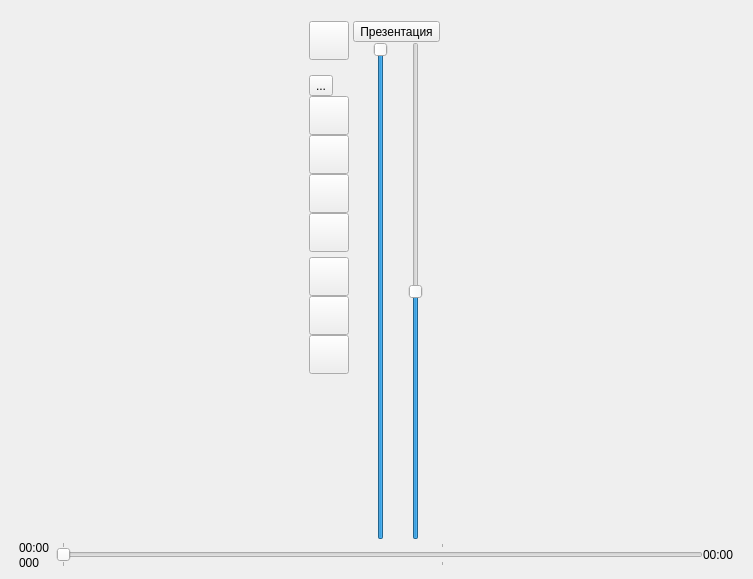
Old version of the form GUI/main_window.ui in the repository Eugene-q/PresenterPlayer.
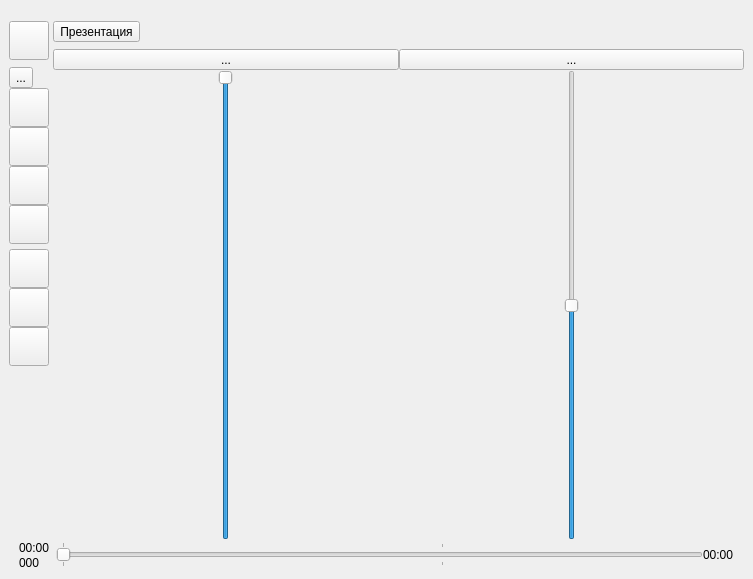
New version of the form. Icons and pictures are not drawn.

Commit message: - Иконки над фейдерами громкостей. В виде toolbuttons.

Diff of the .ui file:
```diff
--- a/GUI/main_window.ui
+++ b/GUI/main_window.ui
@@ -19,7 +19,7 @@
   <property name="minimumSize">
    <size>
     <width>700</width>
-    <height>468</height>
+    <height>508</height>
    </size>
   </property>
   <property name="baseSize">
@@ -144,7 +144,7 @@
               <property name="sizeHint" stdset="0">
                <size>
                 <width>20</width>
-                <height>15</height>
+                <height>7</height>
                </size>
               </property>
              </spacer>
@@ -482,6 +482,12 @@
               </item>
               <item>
                <widget class="QToolButton" name="buttonPresentationMode">
+                <property name="sizePolicy">
+                 <sizepolicy hsizetype="Fixed" vsizetype="Fixed">
+                  <horstretch>0</horstretch>
+                  <verstretch>0</verstretch>
+                 </sizepolicy>
+                </property>
                 <property name="styleSheet">
                  <string notr="true">::pressed
 {
@@ -510,12 +516,80 @@
                 </property>
                </widget>
               </item>
+              <item>
+               <spacer name="verticalSpacer_6">
+                <property name="orientation">
+                 <enum>Qt::Vertical</enum>
+                </property>
+                <property name="sizeType">
+                 <enum>QSizePolicy::Fixed</enum>
+                </property>
+                <property name="sizeHint" stdset="0">
+                 <size>
+                  <width>20</width>
+                  <height>7</height>
+                 </size>
+                </property>
+               </spacer>
+              </item>
              </layout>
             </item>
             <item>
              <layout class="QHBoxLayout" name="horizontalLayout">
+              <property name="spacing">
+               <number>0</number>
+              </property>
+              <property name="rightMargin">
+               <number>0</number>
+              </property>
+              <item>
+               <layout class="QVBoxLayout" name="verticalLayout_3">
+                <property name="spacing">
+                 <number>0</number>
+                </property>
+                <property name="leftMargin">
+                 <number>0</number>
+                </property>
+                <property name="topMargin">
+                 <number>0</number>
+                </property>
+                <property name="rightMargin">
+                 <number>0</number>
+                </property>
+                <property name="bottomMargin">
+                 <number>0</number>
+                </property>
+                <item>
+                 <widget class="QToolButton" name="toolButton">
+                  <property name="sizePolicy">
+                   <sizepolicy hsizetype="Minimum" vsizetype="Fixed">
+                    <horstretch>0</horstretch>
+                    <verstretch>0</verstretch>
+                   </sizepolicy>
+                  </property>
+                  <property name="text">
+                   <string>...</string>
+                  </property>
+                  <property name="icon">
+                   <iconset resource="../assets/icons.qrc">
+                    <normaloff>:/player/icons/vol_track.png</normaloff>:/player/icons/vol_track.png</iconset>
+                  </property>
+                  <property name="iconSize">
+                   <size>
+                    <width>16</width>
+                    <height>16</height>
+                   </size>
+                  </property>
+                 </widget>
+                </item>
               <item>
                <widget class="QSlider" name="sliderSongVol">
+                  <property name="sizePolicy">
+                   <sizepolicy hsizetype="Minimum" vsizetype="Expanding">
+                    <horstretch>0</horstretch>
+                    <verstretch>0</verstretch>
+                   </sizepolicy>
+                  </property>
                 <property name="maximum">
                  <number>100</number>
                 </property>
@@ -524,11 +598,41 @@
                 </property>
                 <property name="orientation">
                  <enum>Qt::Vertical</enum>
+                  </property>
+                 </widget>
+                </item>
+               </layout>
+              </item>
+              <item>
+               <layout class="QVBoxLayout" name="verticalLayout_5">
+                <property name="spacing">
+                 <number>0</number>
+                </property>
+                <item>
+                 <widget class="QToolButton" name="toolButton_2">
+                  <property name="sizePolicy">
+                   <sizepolicy hsizetype="Preferred" vsizetype="Fixed">
+                    <horstretch>0</horstretch>
+                    <verstretch>0</verstretch>
+                   </sizepolicy>
+                  </property>
+                  <property name="text">
+                   <string>...</string>
+                  </property>
+                  <property name="icon">
+                   <iconset resource="../assets/icons.qrc">
+                    <normaloff>:/player/icons/vol_main.png</normaloff>:/player/icons/vol_main.png</iconset>
                 </property>
                </widget>
               </item>
               <item>
                <widget class="QSlider" name="sliderMasterVol">
+                  <property name="sizePolicy">
+                   <sizepolicy hsizetype="Preferred" vsizetype="Expanding">
+                    <horstretch>0</horstretch>
+                    <verstretch>0</verstretch>
+                   </sizepolicy>
+                  </property>
                 <property name="maximum">
                  <number>100</number>
                 </property>
@@ -539,6 +643,8 @@
                  <enum>Qt::Vertical</enum>
                 </property>
                </widget>
+                </item>
+               </layout>
               </item>
              </layout>
             </item>
```
Lines whose indentation alone changed are shown as unchanged. The commit also changes 2 other files.
